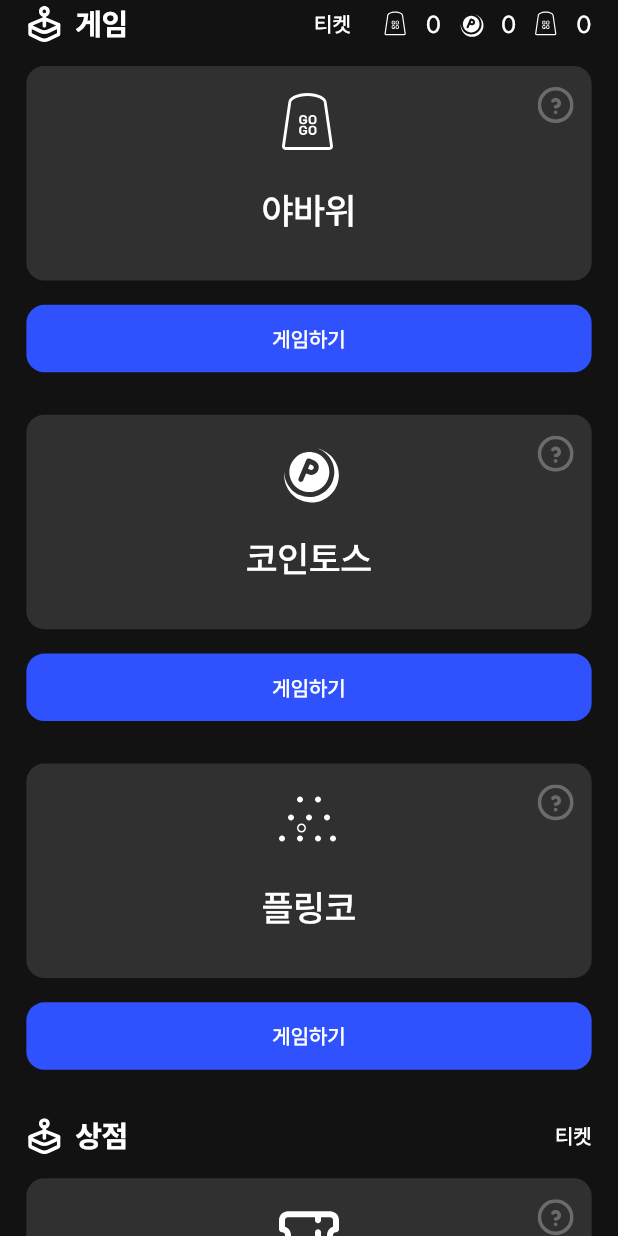
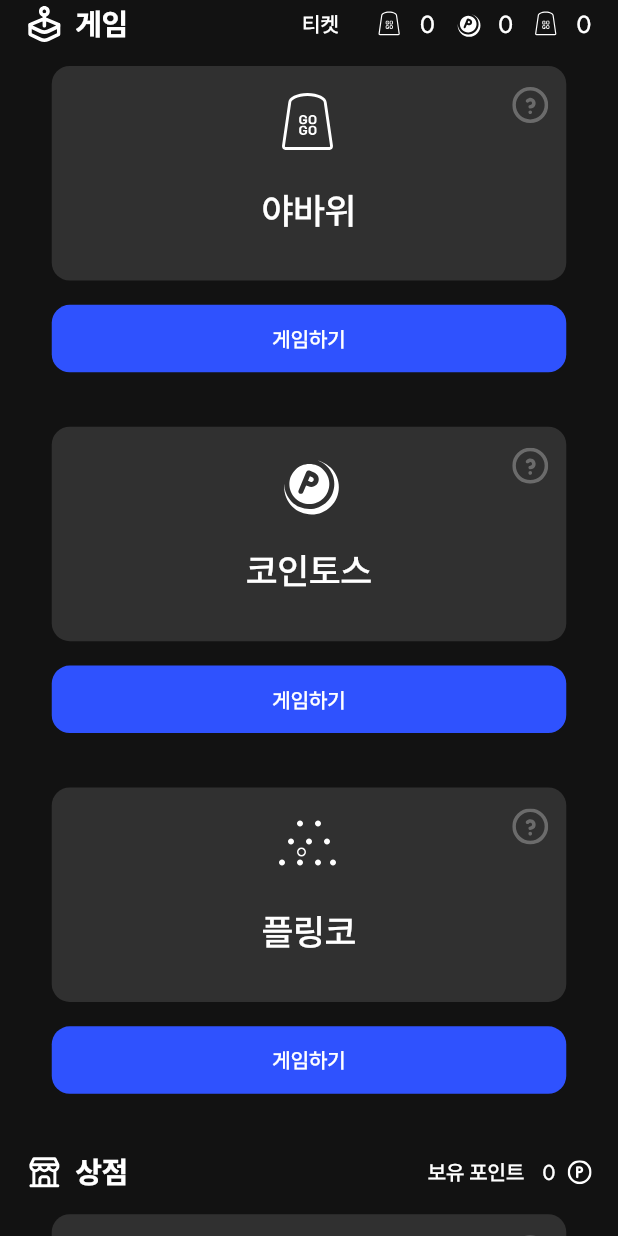
Before and after one commit to team-gogo/GOGO-App, a Flutter app: the MinigameScreen screen opened directly with empty values, on a phone screen of 412 x 824 dp. Run offline on Flutter 3.47's test engine with Material 3 defaults, Android fonts, the phone set to English and light mode, and no system bars; our stand-ins replace bloc, dio, firebase_auth, firebase_core, firebase_messaging, flutter_bloc and 8 more; accounts and stored records are empty; generated files the repository leaves out were written again.

```diff
--- a/lib/presentation/minigame/screen/minigame_screen.dart
+++ b/lib/presentation/minigame/screen/minigame_screen.dart
@@ -14,6 +14,9 @@ class MinigameScreen extends StatelessWidget {
   final int shellgameTicketsCount; // 야바위 티켓 구매 가능한 수수
   final int cointTossTicketsCount; // 코인토스 티켓 구매 가능한 수
   final int plinkoTicketsCount; // 야바위 티켓 구매 가능한 수
+  final int shellgameTicketscost; // 코인토스 티켓 가격
+  final int cointTossTicketscost; // 플링코 티켓 가격
+  final int plinkoTicketscost; // 야바위 티켓 가격
   final int point; // 보유 포인트
 
   const MinigameScreen({
@@ -23,6 +26,9 @@ class MinigameScreen extends StatelessWidget {
     required this.shellgameTicketsCount,
     required this.cointTossTicketsCount,
     required this.plinkoTicketsCount,
+    required this.shellgameTicketscost,
+    required this.cointTossTicketscost,
+    required this.plinkoTicketscost,
     required this.point,
     super.key,
   });
@@ -35,8 +41,13 @@ class MinigameScreen extends StatelessWidget {
           children: [
             // 티켓 정보 및 구매
             MinigameComponent(
+              icon: GogoIcons.arcade(
+                color: GogoColors.white,
+              ),
+              info: true,
+              text: "게임",
               component: Row(
-                spacing: 10,
+                spacing: 12,
                 children: [
                   Text(
                     "티켓",
@@ -103,30 +114,49 @@ class MinigameScreen extends StatelessWidget {
                   ),
                 ],
               ),
-              icon: GogoIcons.arcade(
-                color: GogoColors.white,
-              ),
-              info: true,
-              text: "게임",
             ),
             // 포인트 정보 및 게임화면으로 이동
             MinigameComponent(
+              icon: GogoIcons.shop(
+                color: GogoColors.white,
+              ),
+              info: false,
+              text: "상점",
               component: Row(
-                spacing: 10,
+                spacing: 12,
                 children: [
                   Text(
-                    "티켓",
+                    "보유 포인트",
                     style: GogoTypography.caption1Semibold.copyWith(
                       color: GogoColors.white,
                     ),
                   ),
+                  Container(
+                    child: Row(
+                      spacing: 8,
+                      children: [
+                        Text(
+                          '$point',
+                          style: GogoTypography.caption1Semibold.copyWith(
+                            color: GogoColors.white,
+                          ),
+                        ),
+                        GogoIcons.pointCircle(
+                          color: GogoColors.white,
+                          width: 16,
+                          height: 16,
+                        )
                       ],
                     ),
-              icon: GogoIcons.arcade(
-                color: GogoColors.white,
+                  )
+                ],
               ),
-              info: false,
-              text: "상점",
+              shellgameTicketscost: shellgameTicketscost,
+              cointTossTicketscost: cointTossTicketscost,
+              plinkoTicketscost: plinkoTicketscost,
+              shellgameTicketsCount: shellgameTicketsCount,
+              cointTossTicketsCount: cointTossTicketsCount,
+              plinkoTicketsCount: plinkoTicketsCount,
             ),
           ],
         ),
@@ -142,8 +172,8 @@ class MinigameSelectComponent extends StatelessWidget {
   final double height;
   final Widget gameIcon;
   final String gameName;
-  final String gameScreen;
-  final String infoScreen;
+  final int ticketsCost;
+  final int ticketsCount;
   final bool info; // 티켓 정보이면 true, 미니게임이면 false,
 
   const MinigameSelectComponent({
@@ -152,23 +182,20 @@ class MinigameSelectComponent extends StatelessWidget {
     this.height = 143,
     required this.gameIcon,
     required this.gameName,
-    required this.gameScreen,
-    required this.infoScreen,
+    required this.ticketsCost,
+    this.ticketsCount = 0,
     required this.info,
   });
 
   @override
   Widget build(BuildContext context) {
-    return Column(
-      spacing: 16.h,
-      children: [
+    return Column(spacing: 16.h, children: [
       Container(
         padding: EdgeInsets.symmetric(vertical: 14, horizontal: 12),
-          width: width.w,
+        width: width,
         height: height,
         decoration: BoxDecoration(
-              color: GogoColors.gray700,
-              borderRadius: BorderRadius.circular(12)),
+            color: GogoColors.gray700, borderRadius: BorderRadius.circular(12)),
         child: Stack(
           children: [
             Center(
@@ -188,34 +215,45 @@ class MinigameSelectComponent extends StatelessWidget {
             Positioned(
                 right: 0,
                 child: GogoIcons.questionMarkCircle(
-                    onTap: () => context.go(infoScreen),
+                  onTap: () {},
                   color: GogoColors.gray500,
                 )),
           ],
         ),
       ),
+      Column(
+        spacing: 8,
+        children: [
           Container(
-          width: width.w,
+              width: width,
               height: 45,
               decoration: BoxDecoration(
                 borderRadius: BorderRadius.circular(12),
                 color: GogoColors.main600,
               ),
               child: TextButton(
-            onPressed: () => context.go(gameScreen),
+                onPressed: () {},
                 child: Text(
-              "게임하기",
+                  info ? "게임하기" : '$ticketsCost',
                   style: GogoTypography.caption1Semibold.copyWith(
                     color: GogoColors.white,
                   ),
                 ),
+              )),
+          info
+              ? Container()
+              : Text(
+                  '구매 가능한 티켓 : $ticketsCount',
+                  style: GogoTypography.caption2Semibold.copyWith(
+                    color: GogoColors.gray500,
                   ),
+                ),
+        ],
       ),
       SizedBox(
         height: 12,
       ),
-      ],
-    );
+    ]);
   }
 }
 
@@ -274,6 +312,12 @@ class MinigameComponent extends StatelessWidget {
   final Widget component;
   final Widget icon;
   final String text;
+  final int shellgameTicketscost; // 코인토스 티켓 가격
+  final int cointTossTicketscost; // 플링코 티켓 가격
+  final int plinkoTicketscost; // 야바위 티켓 가격
+  final int shellgameTicketsCount; // 야바위 티켓 구매 가능한 수수
+  final int cointTossTicketsCount; // 코인토스 티켓 구매 가능한 수
+  final int plinkoTicketsCount; // 야바위 티켓 구매 가능한 수
   final bool info; // 티켓이면 true, 포인트 정보이면 false
 
   const MinigameComponent({
@@ -281,6 +325,12 @@ class MinigameComponent extends StatelessWidget {
     required this.component,
     required this.icon,
     required this.text,
+    this.shellgameTicketscost = 0,
+    this.cointTossTicketscost = 0,
+    this.plinkoTicketscost = 0,
+    this.shellgameTicketsCount = 0,
+    this.cointTossTicketsCount = 0,
+    this.plinkoTicketsCount = 0,
     required this.info,
   });
 
@@ -299,8 +349,6 @@ class MinigameComponent extends StatelessWidget {
           height: 12,
         ),
         MinigameSelectComponent(
-          infoScreen: "", // 야바위 자세히 보기 화면
-          gameScreen: "", // 야바위 게임 화면
           info: info,
           gameIcon: info
               ? GogoIcons.shellGame(
@@ -314,10 +362,10 @@ class MinigameComponent extends StatelessWidget {
                   color: GogoColors.white,
                 ),
           gameName: "야바위",
+          ticketsCost: shellgameTicketscost,
+          ticketsCount: shellgameTicketsCount,
         ),
         MinigameSelectComponent(
-          infoScreen: "", //코인토스 자세히 보기 화면
-          gameScreen: "", //코인토스 게임 화면
           info: info,
           gameIcon: info
               ? GogoIcons.pointCoin(
@@ -331,10 +379,10 @@ class MinigameComponent extends StatelessWidget {
                   color: GogoColors.white,
                 ),
           gameName: "코인토스",
+          ticketsCost: cointTossTicketscost,
+          ticketsCount: cointTossTicketsCount,
         ),
         MinigameSelectComponent(
-          infoScreen: "", // 플링코 자세히 보기 화면
-          gameScreen: "", // 플링코 게임 화면
           info: info,
           gameIcon: info
               ? GogoIcons.plinko(
@@ -348,6 +396,8 @@ class MinigameComponent extends StatelessWidget {
                   color: GogoColors.white,
                 ),
           gameName: "플링코",
+          ticketsCost: plinkoTicketscost,
+          ticketsCount: plinkoTicketsCount,
         ),
       ],
     );
```
Lines whose indentation alone changed are shown as unchanged.
